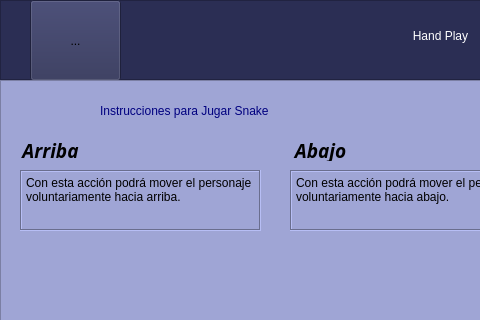
The window that GUI/ISnake.ui (Rainherz/Hand-Play) describes before a commit, drawn with Qt 5; both pictures show x 0 to 480 and y 0 to 320 of the 886 by 760 pixel window.
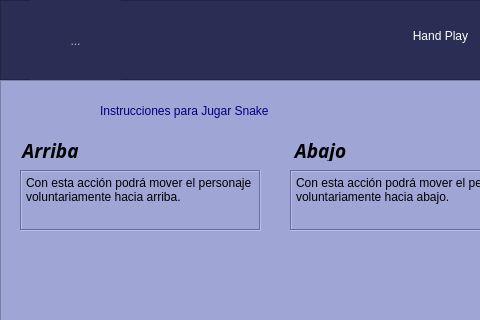
The same window after the commit. Icons and pictures are not drawn.

What changed in the file:
```diff
--- a/GUI/ISnake.ui
+++ b/GUI/ISnake.ui
@@ -55,7 +55,7 @@
     </widget>
     <widget class="QToolButton" name="toolButton">
      <property name="enabled">
-      <bool>true</bool>
+      <bool>false</bool>
      </property>
      <property name="geometry">
       <rect>
@@ -87,6 +87,9 @@
        <height>160</height>
       </size>
      </property>
+     <property name="autoRaise">
+      <bool>true</bool>
+     </property>
     </widget>
    </widget>
    <widget class="QFrame" name="Videojuegos">
```
